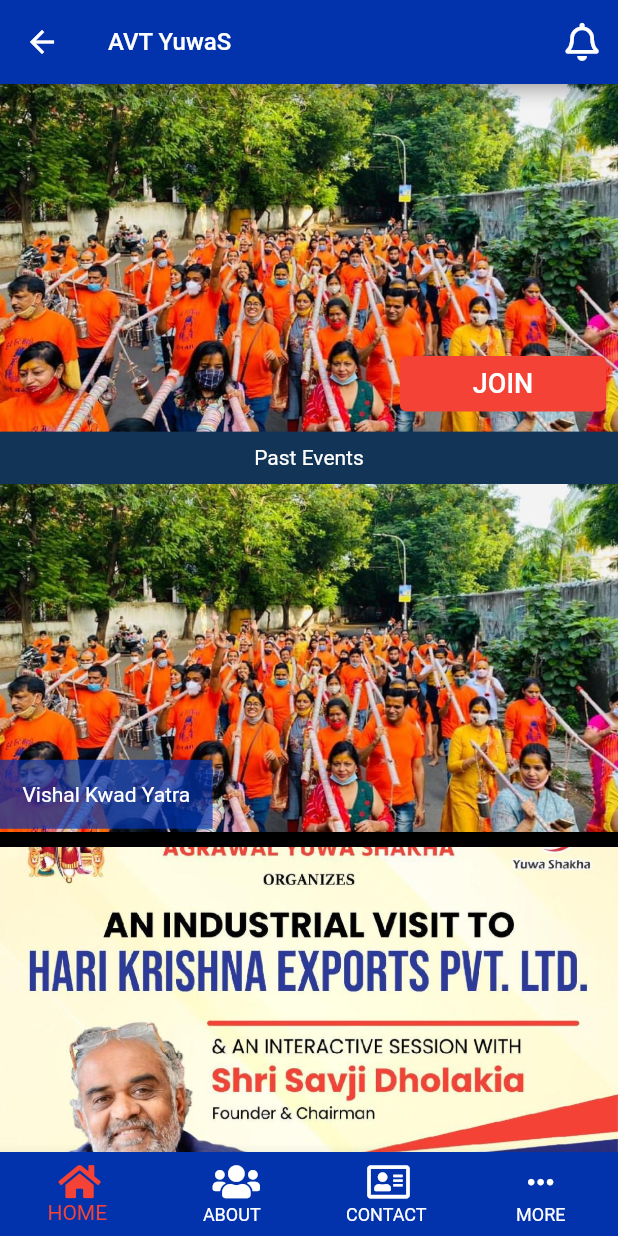
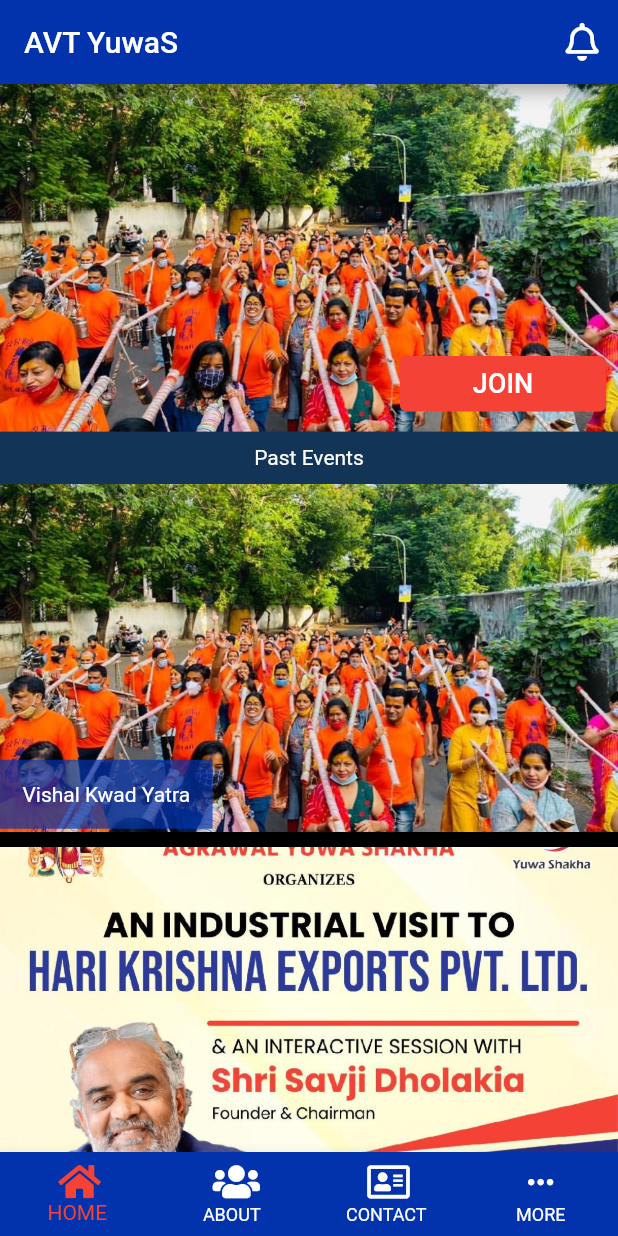
Before and after one commit to Abhishek84017/my_flutter_project, a Flutter app: the screen it shows after launch, after a tap on "Sign in as Member", on a phone screen of 412 x 824 dp. Run offline on Flutter 3.47's test engine with Material 2 defaults, Android fonts, the phone set to English and light mode, and no system bars; drawn by our look-alikes of carousel_slider; our stand-ins replace flutter_screenutil, font_awesome_flutter, webview_flutter.

Commit message:
Add files via upload

```diff
--- a/lib/homescreen.dart
+++ b/lib/homescreen.dart
@@ -33,8 +33,9 @@ class _HomescreenState extends State<Homescreen> {
       builder: (context, provider, child) => SafeArea(
         child: Scaffold(
           appBar: AppBar(
+            automaticallyImplyLeading: false,
             backgroundColor: Color(0xFFF0233ad),
-            title: const Text('AVT YuwaS', style: TextStyle(fontSize: 16),),
+            title: const Text('AVT YuwaS', style: TextStyle(fontSize: 20),),
             actions: <Widget>[
               IconButton(icon: Icon(FontAwesomeIcons.bell, size: 22.sp,), onPressed: () {},),],
           ),
--- a/lib/more.dart
+++ b/lib/more.dart
@@ -1,5 +1,6 @@
 import 'package:avt_yuwas/more_webview.dart';
 import 'package:avt_yuwas/provider/provider.dart';
+import 'package:flutter/cupertino.dart';
 import 'package:flutter/gestures.dart';
 import 'package:flutter/material.dart';
 import 'package:font_awesome_flutter/font_awesome_flutter.dart';
@@ -9,29 +10,35 @@ import 'change_password.dart';
 import 'commitedetails.dart';
 import 'events.dart';
 import 'Sports/sports_league.dart';
+import 'pageroute.dart';
 //ignore: must_be_immutable
 class More extends StatelessWidget {
   @override
     Widget build(BuildContext context) {
+    void Maharaja_agrasen_jayanti(){Navigator.push(context, RotationRoute( Page:MoreWebview(title:'Maharaja Agrasen Jayanti',url:'http://www.avtyuwas.org/home/jayanti_events',),));}
+    void Metting_update(){Navigator.push(context, RotationRoute(Page:MoreWebview(title:'Meeting Update',url:'http://www.avtyuwas.org/web/meeting_update')));}
+    void Birthday(){Navigator.push(context, RotationRoute(Page:MoreWebview(title:'Birthday & Anniversary',url:'http://www.avtyuwas.org/web/birthday')));}
+    void profile(){Navigator.push(context, RotationRoute(Page:MoreWebview(title:'My Profile',url:'http://www.avtyuwas.org/web/profile')));}
+    void suggestion() {Navigator.push(context, RotationRoute(Page: MoreWebview(title:'Suggestion',url:'http://www.avtyuwas.org/web/suggestion')));}
     void info() {Provider.of<HomeScreenProvider>(context, listen: false).currentBottomIndex = 1;}
     void cont() {Provider.of<HomeScreenProvider>(context, listen: false).currentBottomIndex = 2;}
-    void passchange() {Navigator.push(context, MaterialPageRoute(builder: (_) => Changepassword()));}
-    void follow() {Navigator.push(context, MaterialPageRoute(builder: (_) => Followus()));}
-    void committedetails() {Navigator.push(context, MaterialPageRoute(builder: (_) => Commiteedetails()));}
-    void events() {Navigator.push(context, MaterialPageRoute(builder: (_) => Events()));}
-    void maharaja_agrasen_jayanti(){Navigator.push(context, MaterialPageRoute(builder: (_) => MoreWebview(title:'Maharaja Agrasen Jayanti',url:'http://www.avtyuwas.org/home/jayanti_events')));}
-    void sportsleague() {Navigator.push(context, MaterialPageRoute(builder: (_) => SportsLeague()));}
+    void passchange() {Navigator.push(context, RotationRoute(Page: Changepassword()));}
+    void follow() {Navigator.push(context, RotationRoute( Page: Followus()));}
+    void committedetails() {Navigator.push(context, RotationRoute(Page:  Commiteedetails()));}
+    void events() {Navigator.push(context, RotationRoute(Page: Events()));}
+    void sportsleague() {Navigator.push(context, RotationRoute(Page: SportsLeague()));}
     var _moreitem = [
       Moreitem(
         iconleading: FontAwesomeIcons.calendarPlus,
         title: 'Maharaja Agrasen Jayanti',
         icontrainel: Icons.arrow_forward_ios_rounded,
-        Callback: maharaja_agrasen_jayanti
+        Callback: Maharaja_agrasen_jayanti
       ),
       Moreitem(
         iconleading: FontAwesomeIcons.userCircle,
         title: 'My Profile',
         icontrainel: Icons.arrow_forward_ios_rounded,
+        Callback: profile
       ),
       Moreitem(
           iconleading: FontAwesomeIcons.infoCircle,
@@ -65,6 +72,7 @@ class More extends StatelessWidget {
         iconleading: FontAwesomeIcons.handshake,
         title: 'Meeting Updates',
         icontrainel: Icons.arrow_forward_ios_rounded,
+        Callback: Metting_update
       ),
       Moreitem(
         iconleading: FontAwesomeIcons.crown,
@@ -75,6 +83,7 @@ class More extends StatelessWidget {
         iconleading: FontAwesomeIcons.gift,
         title: 'Birthday & Anniversary',
         icontrainel: Icons.arrow_forward_ios_rounded,
+        Callback: Birthday
       ),
       Moreitem(
         iconleading: FontAwesomeIcons.portrait,
@@ -106,7 +115,7 @@ class More extends StatelessWidget {
           iconleading: FontAwesomeIcons.userMd,
           title: 'Suggestion',
           icontrainel: Icons.arrow_forward_ios_rounded,
-          Callback: info
+          Callback: suggestion
       ),
       Moreitem(
           iconleading: FontAwesomeIcons.addressBook,
@@ -141,7 +150,6 @@ class More extends StatelessWidget {
         itemBuilder: (BuildContext context, int index) {
           var item = _moreitem[index];
           return ListTile(
-            dense: true,
             tileColor: Colors.black26,
             contentPadding: EdgeInsets.only(left: 0.0, right: 0.0),
             leading: Padding(
--- a/lib/more_webview.dart
+++ b/lib/more_webview.dart
@@ -12,7 +12,7 @@ class _MoreWebviewState extends State<MoreWebview> {
   @override
   Widget build(BuildContext context) {
     return Scaffold(
-      appBar: AppBar(title: Text(widget.title),backgroundColor: Color(0xFFF0233ad),),
+      appBar: AppBar(title: Text(isloading ?'Loading....':widget.title),backgroundColor: Color(0xFFF0233ad),),
       body: Stack(
         children: <Widget>[
           WebView(
```
Also changed, not shown: lib/commitedetails.dart (+12 -4 lines), lib/pageroute.dart (added, +32 -0 lines).
